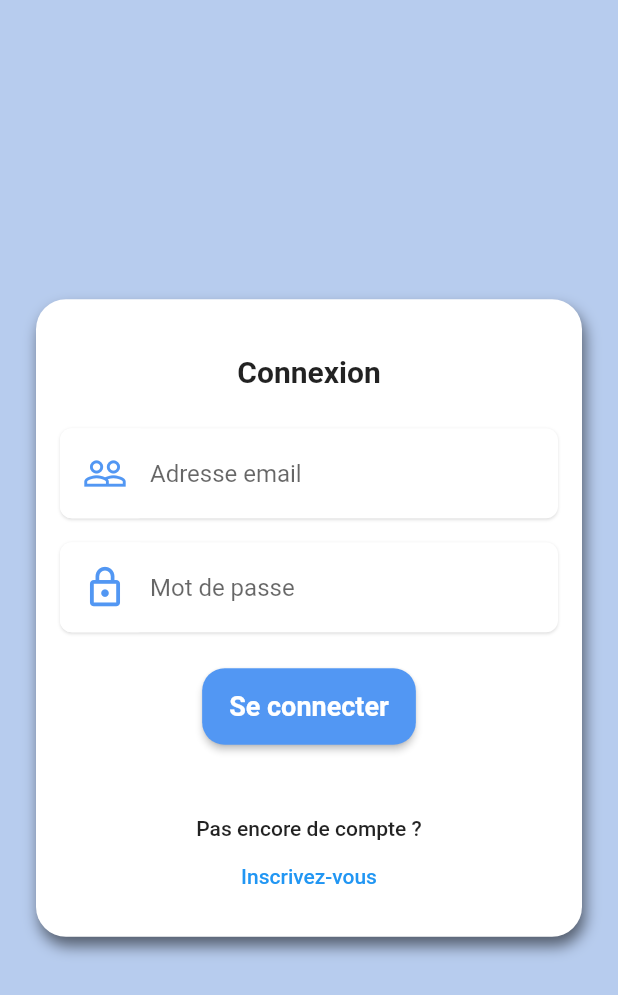
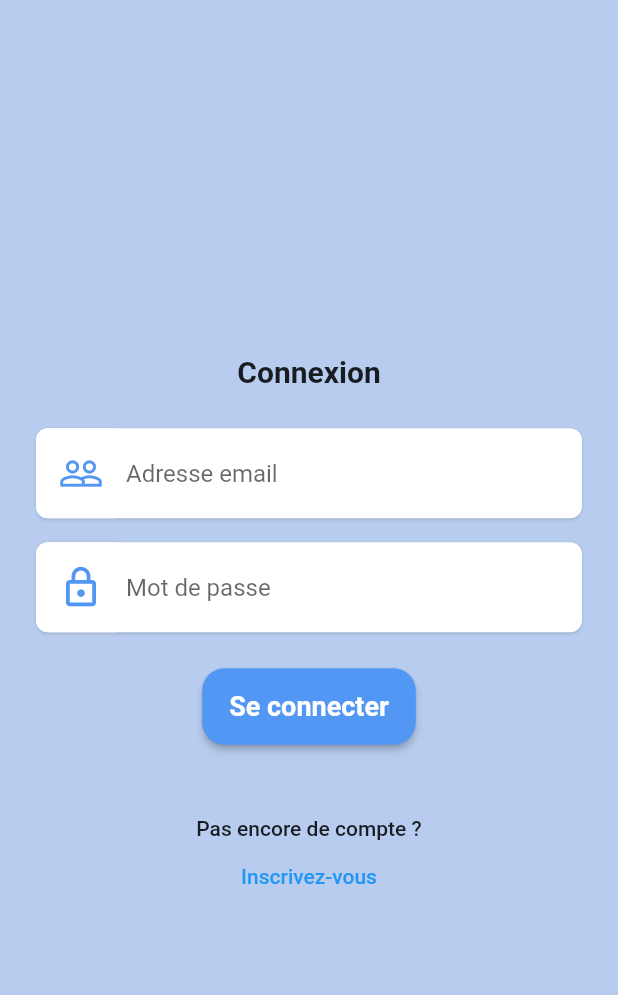
Before and after one commit to pseudoO97/flutterApp, a Flutter app: the screen it shows after launch, on a phone screen of 412 x 824 dp. Shown: the top 995 px of the screen. Run offline on Flutter 3.47's test engine with Material 2 defaults, Android fonts, the phone set to English and light mode, and no system bars; our stand-ins replace cloud_firestore, email_validator, firebase_auth, firebase_core, flutter_platform_widgets, shared_preferences; missing offline and left inert: new_version; accounts and stored records are empty.

Commit message:
feat: remove container login screen

```diff
--- a/lib/constants/app_colors.dart
+++ b/lib/constants/app_colors.dart
@@ -15,4 +15,3 @@ const Color kGrey = Color(0xFF264653);
 const Color kLightGrey = Color(0xFFF5F5F6);
 //Color kLightGrey = Color(0xFF264653).withOpacity(.08); // initialement .05
 const Color kWhite = Color(0xFFFFFFFF);
-const Color kViolet = Color(0xFF5824D2);
--- a/lib/ui/auth/bridge.dart
+++ b/lib/ui/auth/bridge.dart
@@ -69,12 +69,9 @@ class Bridge extends StatelessWidget {
                 ),
               ],
             ),
-    <<<<<<< HEAD
-          ),
-    =======
-          ],
-    >>>>>>> 01ce7baf11872ffb26492a69dee6229bc6e82491
+          ]
         ),
+
       ),
     );
   }
--- a/lib/ui/auth/sign_in_screen.dart
+++ b/lib/ui/auth/sign_in_screen.dart
@@ -57,19 +57,6 @@ class _SignInScreenState extends State<SignInScreen> {
             child: SingleChildScrollView(
               child: Padding(
                 padding: const EdgeInsets.symmetric(horizontal: 24),
-                child: Container(
-                  decoration: BoxDecoration(
-                    boxShadow: const [
-                      BoxShadow(
-                        color: Colors.black54, //spread radius
-                        blurRadius: 8,
-                        offset: Offset(2, 6),
-                      )
-                    ],
-                    color: kWhite,
-                    borderRadius: BorderRadius.circular(20),
-                  ),
-                  padding: const EdgeInsets.all(16),
                 child: Column(
                   mainAxisSize: MainAxisSize.max,
                   crossAxisAlignment: CrossAxisAlignment.stretch,
@@ -259,21 +246,7 @@ class _SignInScreenState extends State<SignInScreen> {
                                   .pushReplacementNamed(Routes.bridge);
                             },
                           ),
-                      // Center(
-                      //     child: Column(
-                      //   mainAxisAlignment: MainAxisAlignment.end,
-                      //   children: <Widget>[
-                      //     SizedBox(
-                      //       height: 70,
-                      //     ),
-                      //     Text(
-                      //       Provider.of<Flavor>(context).toString(),
-                      //       // style: Theme.of(context).textTheme.body2,
-                      //     ),
-                      //   ],
-                      // )),
                   ],
-                  ),
                 ),
               ),
             ));
--- a/lib/ui/professional/professional_home.dart
+++ b/lib/ui/professional/professional_home.dart
@@ -62,7 +62,10 @@ class _ProfessionalhomeState extends State<Professionalhome> {
                       onPressed: () => {
                         Navigator.of(context).popAndPushNamed(
                           Routes.formAddService,
-                          arguments: {'lastName' : user['last_name'], 'firstName': user['first_name']}
+                          arguments: {
+                            'lastName' : user['last_name'],
+                            'firstName': user['first_name']
+                          }
                         ),
                         firestoreDatabase.addService(
                             id: _auth.currentUser!.uid
```
Lines whose indentation alone changed are shown as unchanged.
